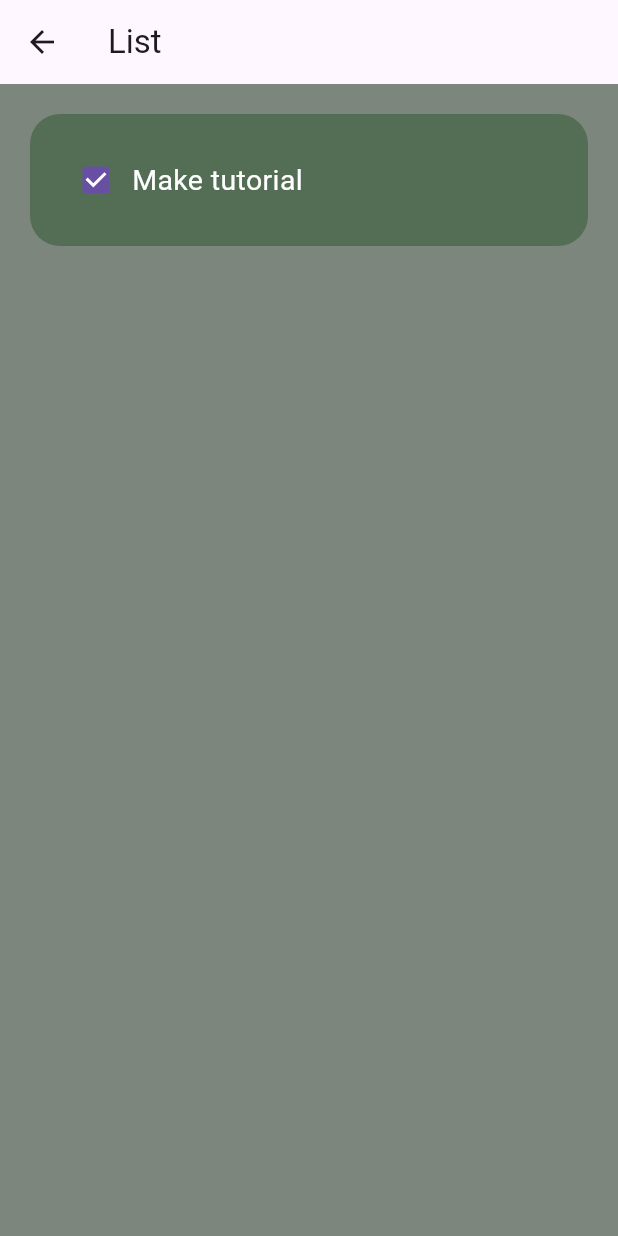
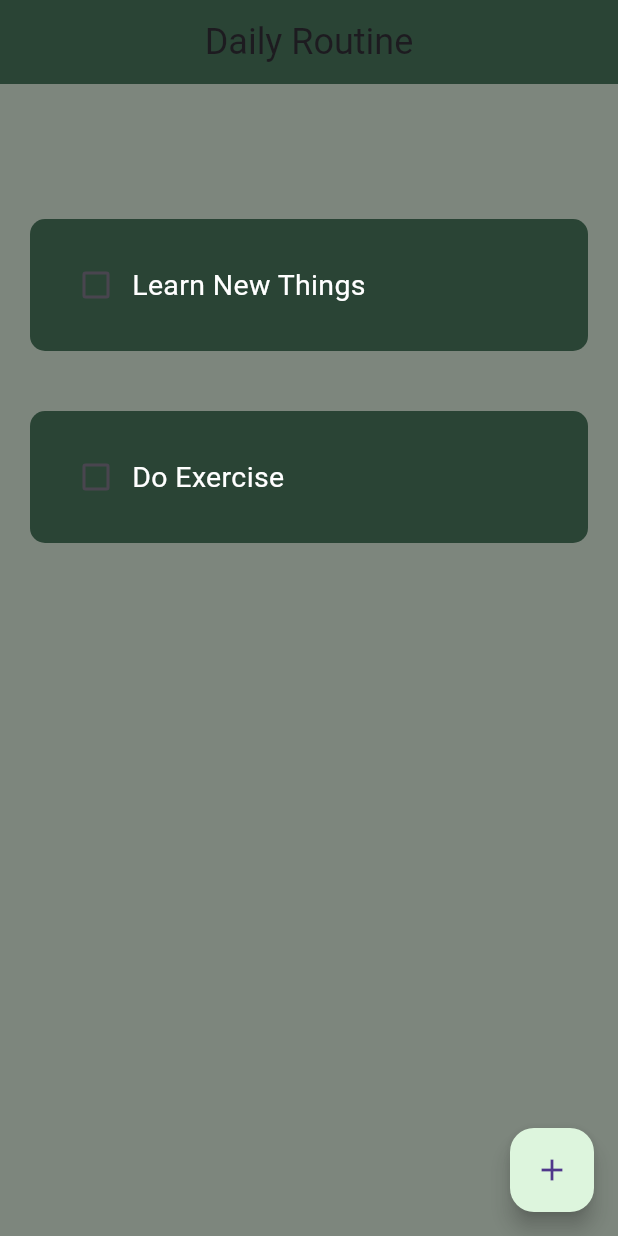
Before and after one commit to R-Htu/fluttertutorial, a Flutter app: the ToDoListPage screen opened directly, on a phone screen of 412 x 824 dp. Run offline on Flutter 3.47's test engine with Material 3 defaults, Android fonts, the phone set to English and light mode, and no system bars.

Commit message:
to do list part 2

```diff
--- a/lib/component/to_do_tile.dart
+++ b/lib/component/to_do_tile.dart
@@ -18,16 +18,23 @@ class ToDoTile extends StatelessWidget {
       child: Container(
         padding: EdgeInsets.all(20.0),
         decoration: BoxDecoration(
-            color: Color.fromARGB(133, 47, 88, 49),
-            borderRadius: BorderRadius.circular(20.0)),
+            color: const Color.fromARGB(255, 42, 68, 53),
+            borderRadius: BorderRadius.circular(10.0)),
         child: Row(
           children: [
-            Checkbox(value: taskCompleted, onChanged: onChanged),
+            Checkbox(
+              value: taskCompleted,
+              onChanged: onChanged,
+              activeColor: const Color.fromARGB(255, 25, 26, 25),
+            ),
             Text(
               taskName,
               style: TextStyle(
                 color: Colors.white,
                 fontSize: 19,
+                decoration: taskCompleted
+                    ? TextDecoration.lineThrough
+                    : TextDecoration.none,
               ),
             ),
           ],
--- a/lib/main.dart
+++ b/lib/main.dart
@@ -2,8 +2,6 @@ import 'package:flutter/material.dart';
 import 'package:tutorial_flutter/pages/counter_page.dart';
 import 'package:tutorial_flutter/pages/home_page.dart';
 import 'package:tutorial_flutter/pages/setting_page.dart';
-
-// Flutter tutorial for my students
 
 /*const MaterialColor customColor = MaterialColor(
   _customColorPrimaryValue,
--- a/lib/pages/to_do_list_page.dart
+++ b/lib/pages/to_do_list_page.dart
@@ -1,4 +1,5 @@
 import 'package:flutter/material.dart';
+import 'package:tutorial_flutter/component/dialog_box.dart';
 import 'package:tutorial_flutter/component/to_do_tile.dart';
 
 class ToDoListPage extends StatefulWidget {
@@ -9,22 +10,84 @@ class ToDoListPage extends StatefulWidget {
 }
 
 class _ToDoListPageState extends State<ToDoListPage> {
+  final _controller = TextEditingController();
+  List toDoTask = [
+    ['Learn New Things', false],
+    ['Do Exercise', false],
+  ];
+
+  void checkBoxChanged(bool? value, int index) {
+    setState(() {
+      toDoTask[index][1] = !toDoTask[index][1];
+    });
+  }
+
+  void saveNewTask() {
+    final taskName = _controller.text.trim();
+    if (taskName.isNotEmpty) {
+      setState(() {
+        toDoTask.add([taskName, false]);
+      });
+      _controller.clear();
+      Navigator.of(context).pop();
+    } else {
+      ScaffoldMessenger.of(context).showSnackBar(
+        SnackBar(
+            content: const Text(
+          "Task cannot be empty",
+          style: TextStyle(
+            color: Colors.red,
+            fontWeight: FontWeight.bold,
+            fontSize: 23,
+          ),
+        )),
+      );
+    }
+  }
+
+  void createNewTask() {
+    showDialog(
+      context: context,
+      builder: (context) {
+        return DialogBox(
+          controller: _controller,
+          onCancel: () => Navigator.of(context).pop(), // Close the dialog
+          onSaved: saveNewTask,
+        );
+      },
+    );
+  }
+
   @override
   Widget build(BuildContext context) {
     return Scaffold(
-      backgroundColor: Color.fromARGB(167, 57, 71, 56),
+      backgroundColor: const Color.fromARGB(167, 57, 71, 56),
       appBar: AppBar(
-        title: Text('List'),
+        backgroundColor: const Color.fromARGB(255, 42, 68, 53),
+        title: Center(
+          child: Text(
+            'Daily Routine',
+            style: TextStyle(fontSize: 24),
+          ),
+        ),
         elevation: 0,
+        automaticallyImplyLeading: false,
       ),
-      body: ListView(
-        children: [
-          ToDoTile(
-            taskName: 'Make tutorial',
-            taskCompleted: true,
-            onChanged: (p0) {},
-          ),
-        ],
+      floatingActionButton: FloatingActionButton(
+        backgroundColor: const Color.fromARGB(255, 221, 245, 221),
+        onPressed: createNewTask,
+        child: Icon(Icons.add),
+      ),
+      body: ListView.builder(
+        padding: const EdgeInsets.only(top: 70),
+        itemCount: toDoTask.length,
+        itemBuilder: (context, index) {
+          return ToDoTile(
+            taskName: toDoTask[index][0],
+            taskCompleted: toDoTask[index][1],
+            onChanged: (value) => checkBoxChanged(value, index),
+          );
+        },
       ),
     );
   }
--- a/pubspec.yaml
+++ b/pubspec.yaml
@@ -35,6 +35,7 @@ dependencies:
   # The following adds the Cupertino Icons font to your application.
   # Use with the CupertinoIcons class for iOS style icons.
   cupertino_icons: ^1.0.8
+  flutter_slidable: ^3.1.1
 
 dev_dependencies:
   flutter_test:
```
Also changed, not shown: lib/component/dialog_box.dart (added, +51 -0 lines), lib/component/my_button.dart (added, +23 -0 lines), pubspec.lock.
